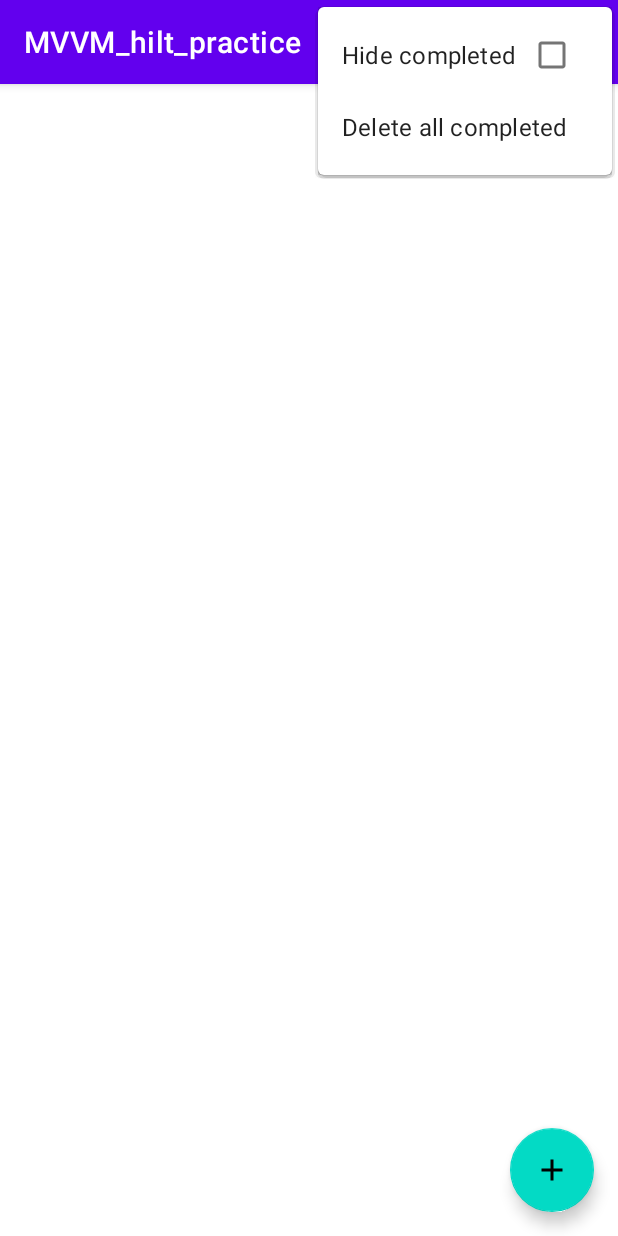
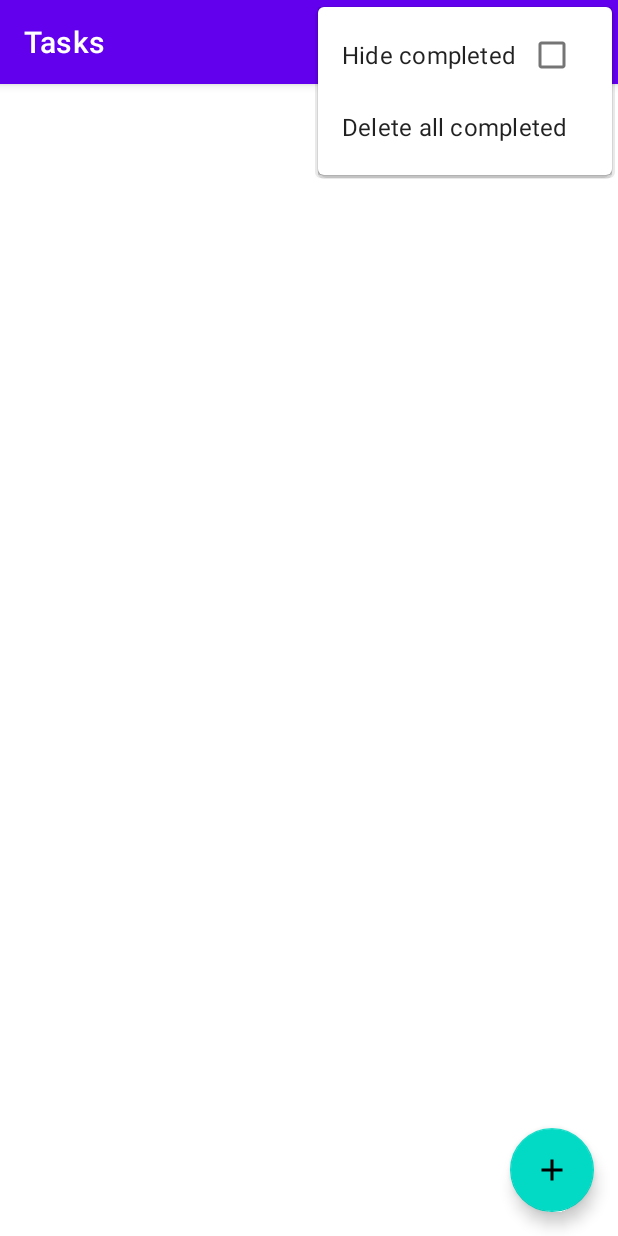
Before and after one commit to JeonK1/MVVM_hilt_practice, an Android app: the screen it shows after launch (MainActivity), with the options menu open, on a phone screen of 412 x 824 dp. Run offline under Robolectric (Android 15) with nearby library versions, the phone set to English and light mode, and no system bars; our stand-ins replace Dagger/Hilt's generated code, Room's generated code, navigation-ui; libraries missing offline, so code that uses them is left out: androidx.datastore.preferences, androidx.hilt, androidx.hilt.lifecycle; 2 statements that could not run were skipped.

Commit message:
[update] navigation, savedStateHandle

```diff
--- a/app/build.gradle
+++ b/app/build.gradle
@@ -4,6 +4,7 @@ plugins {
     id 'kotlin-android-extensions'
     id 'kotlin-kapt'
     id 'dagger.hilt.android.plugin'
+    id 'androidx.navigation.safeargs.kotlin'
 }
 
 android {
--- a/app/src/main/java/com/example/mvvm_hilt_practice/ui/MainActivity.kt
+++ b/app/src/main/java/com/example/mvvm_hilt_practice/ui/MainActivity.kt
@@ -2,13 +2,29 @@ package com.example.mvvm_hilt_practice.ui
 
 import androidx.appcompat.app.AppCompatActivity
 import android.os.Bundle
+import androidx.navigation.NavController
+import androidx.navigation.findNavController
+import androidx.navigation.fragment.NavHostFragment
+import androidx.navigation.fragment.findNavController
+import androidx.navigation.ui.setupActionBarWithNavController
 import com.example.mvvm_hilt_practice.R
 import dagger.hilt.android.AndroidEntryPoint
 
 @AndroidEntryPoint
 class MainActivity : AppCompatActivity() {
+    private lateinit var navController: NavController
+
     override fun onCreate(savedInstanceState: Bundle?) {
         super.onCreate(savedInstanceState)
         setContentView(R.layout.activity_main)
+
+        val navHostFragment =
+            supportFragmentManager.findFragmentById(R.id.nav_host_fragment) as NavHostFragment
+        navController = navHostFragment.findNavController()
+        setupActionBarWithNavController(navController)
+    }
+
+    override fun onSupportNavigateUp(): Boolean {
+        return navController.navigateUp() || super.onSupportNavigateUp()
     }
 }
--- a/app/src/main/java/com/example/mvvm_hilt_practice/ui/tasks/TasksViewModel.kt
+++ b/app/src/main/java/com/example/mvvm_hilt_practice/ui/tasks/TasksViewModel.kt
@@ -1,14 +1,12 @@
 package com.example.mvvm_hilt_practice.ui.tasks
 
+import androidx.hilt.Assisted
 import androidx.hilt.lifecycle.ViewModelInject
-import androidx.lifecycle.ViewModel
-import androidx.lifecycle.asLiveData
-import androidx.lifecycle.viewModelScope
+import androidx.lifecycle.*
 import com.example.mvvm_hilt_practice.data.PreferencesManager
 import com.example.mvvm_hilt_practice.data.Task
 import com.example.mvvm_hilt_practice.data.TaskDao
 import kotlinx.coroutines.channels.Channel
-import kotlinx.coroutines.flow.MutableStateFlow
 import kotlinx.coroutines.flow.combine
 import kotlinx.coroutines.flow.flatMapLatest
 import kotlinx.coroutines.flow.receiveAsFlow
@@ -16,10 +14,11 @@ import kotlinx.coroutines.launch
 
 class TasksViewModel @ViewModelInject constructor(
     private val taskDao: TaskDao,
-    private val preferencesManager: PreferencesManager
+    private val preferencesManager: PreferencesManager,
+    @Assisted private val state: SavedStateHandle
 ): ViewModel() {
 
-    val searchQuery = MutableStateFlow("")
+    val searchQuery = state.getLiveData("searchQuery", "")
 
     val preferencesFlow = preferencesManager.preferencesFlow
 
@@ -27,7 +26,7 @@ class TasksViewModel @ViewModelInject constructor(
     val taskEvent = tasksEventChannel.receiveAsFlow()
 
     private val tasksFlow = combine(
-        searchQuery,
+        searchQuery.asFlow(),
         preferencesFlow,
     ) { query, filterPreferences ->
         Pair(query, filterPreferences)
@@ -45,9 +44,8 @@ class TasksViewModel @ViewModelInject constructor(
         preferencesManager.updateHideCompleted(hideCompleted)
     }
 
-
-    fun onTaskSelected(task: Task) {
-
+    fun onTaskSelected(task: Task) = viewModelScope.launch {
+        tasksEventChannel.send(TasksEvent.NavigateToEditTaskScreen(task))
     }
 
     fun onTaskCheckedChanged(task: Task, isChecked: Boolean) = viewModelScope.launch {
@@ -63,8 +61,14 @@ class TasksViewModel @ViewModelInject constructor(
         taskDao.insert(task)
     }
 
+    fun onAddNewtaskClick() = viewModelScope.launch {
+        tasksEventChannel.send(TasksEvent.NavigateToAddTaskScreen)
+    }
+
     // fragment에 event를 전송하기 위해서
     sealed class TasksEvent {
+        object NavigateToAddTaskScreen : TasksEvent() // instance 전달용 (따로 task를 보내주는게 없기 떄문에 object)
+        data class NavigateToEditTaskScreen(val task: Task) : TasksEvent()
         data class ShowUndoDeleteTaskMessage(val task: Task) : TasksEvent()
     }
 }
--- /dev/null
+++ b/app/src/main/java/com/example/mvvm_hilt_practice/util/Utils.kt
@@ -0,0 +1,4 @@
+package com.example.mvvm_hilt_practice.util
+
+val <T> T.exhaustive: T
+    get() = this
--- a/app/src/main/res/layout/fragment_add_edit_task.xml
+++ b/app/src/main/res/layout/fragment_add_edit_task.xml
@@ -3,7 +3,7 @@
     xmlns:tools="http://schemas.android.com/tools"
     android:layout_width="match_parent"
     android:layout_height="match_parent"
-    tools:context=".AddEditTaskFragment">
+    tools:context=".ui.addedittask.AddEditTaskFragment">
 
     <LinearLayout
         android:layout_width="match_parent"
--- a/app/src/main/res/navigation/nav_graph.xml
+++ b/app/src/main/res/navigation/nav_graph.xml
@@ -3,10 +3,28 @@
     xmlns:app="http://schemas.android.com/apk/res-auto"
     xmlns:tools="http://schemas.android.com/tools"
     android:id="@+id/nav_graph"
-    app:startDestination="@id/tasksFragment2">
+    app:startDestination="@id/tasksFragment">
     <fragment
-        android:id="@+id/tasksFragment2"
+        android:id="@+id/tasksFragment"
         android:name="com.example.mvvm_hilt_practice.ui.tasks.TasksFragment"
-        android:label="fragment_tasks"
-        tools:layout="@layout/fragment_tasks" />
+        android:label="Tasks"
+        tools:layout="@layout/fragment_tasks" >
+        <action
+            android:id="@+id/action_tasksFragment_to_addEditTaskFragment"
+            app:destination="@id/addEditTaskFragment" />
+    </fragment>
+    <fragment
+        android:id="@+id/addEditTaskFragment"
+        android:name="com.example.mvvm_hilt_practice.ui.addedittask.AddEditTaskFragment"
+        android:label="{title}"
+        tools:layout="@layout/fragment_add_edit_task" >
+        <argument
+            android:name="task"
+            app:argType="com.example.mvvm_hilt_practice.data.Task"
+            app:nullable="true"
+            android:defaultValue="@null" />
+        <argument
+            android:name="title"
+            app:argType="string" />
+    </fragment>
 </navigation>
--- a/build.gradle
+++ b/build.gradle
@@ -9,6 +9,7 @@ buildscript {
         coroutinesVersion = "1.3.9"
         lifecycleVersion = "2.2.0"
         dataSToreVersion = "1.0.0-alpha02"
+        nav_version = "2.3.5"
     }
     repositories {
         google()
@@ -18,6 +19,7 @@ buildscript {
         classpath "com.android.tools.build:gradle:4.2.1"
         classpath "org.jetbrains.kotlin:kotlin-gradle-plugin:$kotlin_version"
         classpath "com.google.dagger:hilt-android-gradle-plugin:$hiltVersion"
+        classpath "androidx.navigation:navigation-safe-args-gradle-plugin:$nav_version"
         // NOTE: Do not place your application dependencies here; they belong
         // in the individual module build.gradle files
     }
```
Also changed, not shown: app/src/main/java/com/example/mvvm_hilt_practice/AddEditTaskFragment.kt (deleted, +0 -7 lines), app/src/main/java/com/example/mvvm_hilt_practice/ui/addedittask/AddEditTaskFragment.kt (added, +28 -0 lines), app/src/main/java/com/example/mvvm_hilt_practice/ui/addedittask/AddEditTaskViewModel.kt (added, +28 -0 lines), app/src/main/java/com/example/mvvm_hilt_practice/ui/tasks/TasksFragment.kt (+15 -1 lines), 1 other file.
